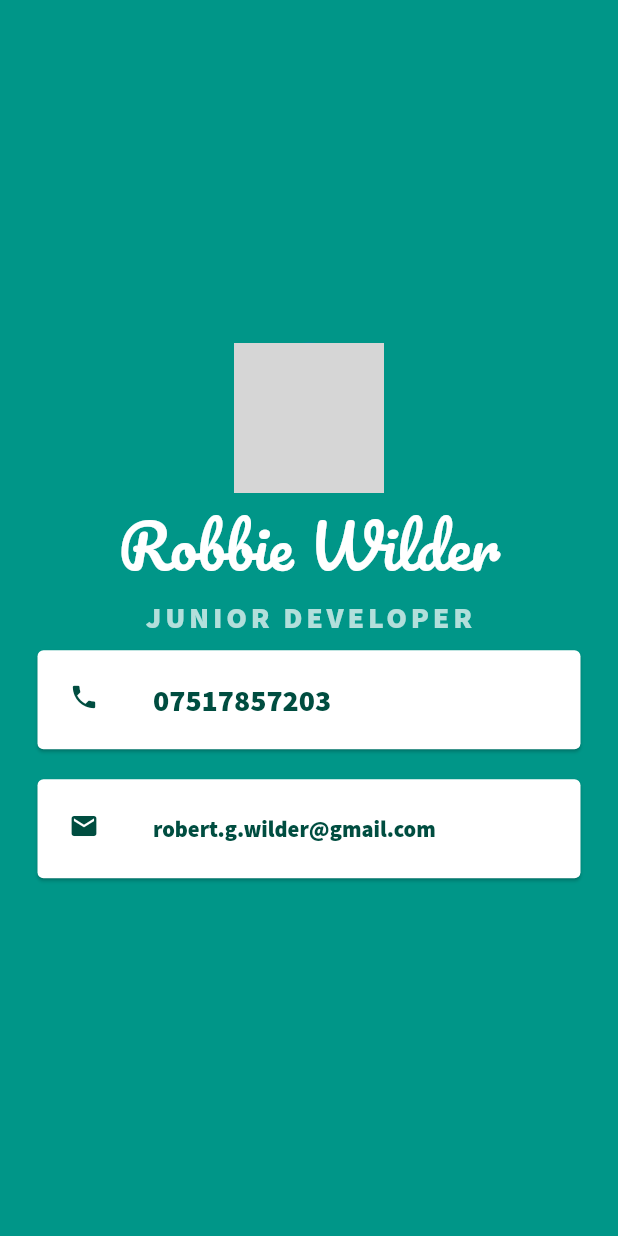
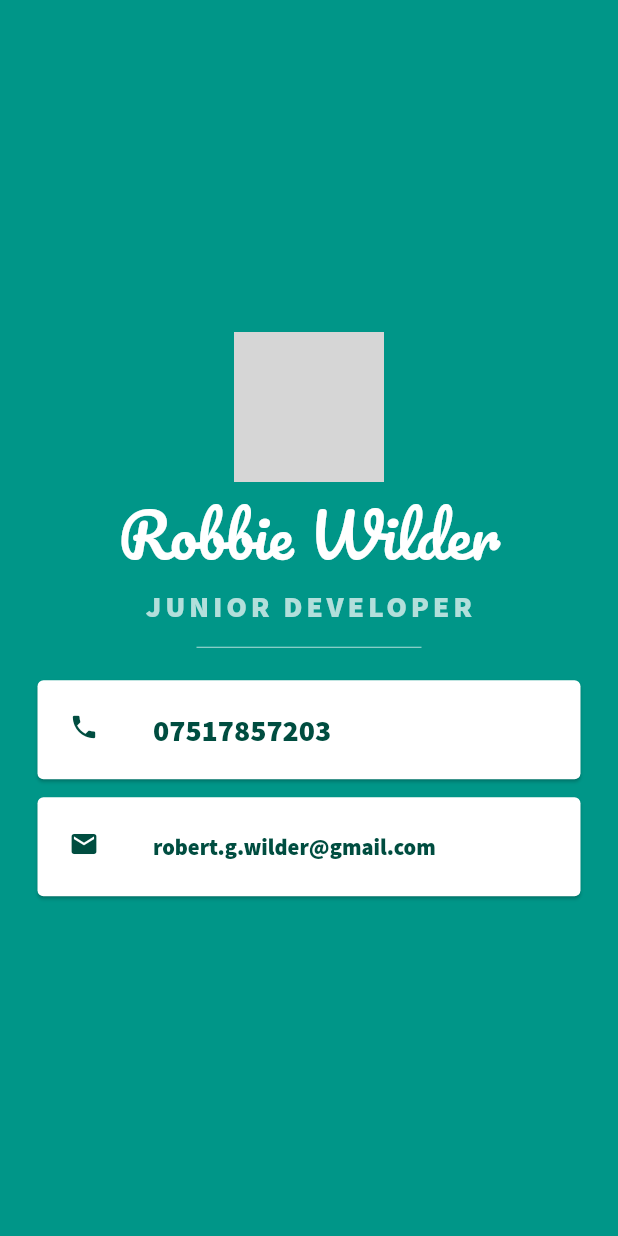
Before and after one commit to robertwilder/MiCardFlutter, a Flutter app: the screen it shows after launch, on a phone screen of 412 x 824 dp. Run offline on Flutter 3.47's test engine with Material 2 defaults, Android fonts, the phone set to English and light mode, and no system bars; grey boxes are pictures that could not be loaded.

Commit message:
compleated card

```diff
--- a/lib/main.dart
+++ b/lib/main.dart
@@ -31,10 +31,17 @@ class MyApp extends StatelessWidget {
                   fontFamily: 'SourceSansPro',
                   letterSpacing: 2.5),
             ),
+            SizedBox(
+              height: 30.0,
+              width: 150,
+              child: Divider(
+                color: Colors.teal.shade100,
+              ),
+            ),
             Card(
 //              padding: EdgeInsets.all(10.0),
               color: Colors.white,
-              margin: EdgeInsets.symmetric(vertical: 10.0, horizontal: 25.0),
+              margin: EdgeInsets.symmetric(vertical: 7.0, horizontal: 25.0),
               child: Padding(
                   padding: EdgeInsets.all(5.0),
                   child: ListTile(
@@ -53,7 +60,7 @@ class MyApp extends StatelessWidget {
             Card(
 //              padding: EdgeInsets.all(10.0),
               color: Colors.white,
-              margin: EdgeInsets.symmetric(vertical: 10.0, horizontal: 25.0),
+              margin: EdgeInsets.symmetric(vertical: 5.0, horizontal: 25.0),
               child: Padding(
                   padding: EdgeInsets.all(5.0),
                   child: ListTile(
```
